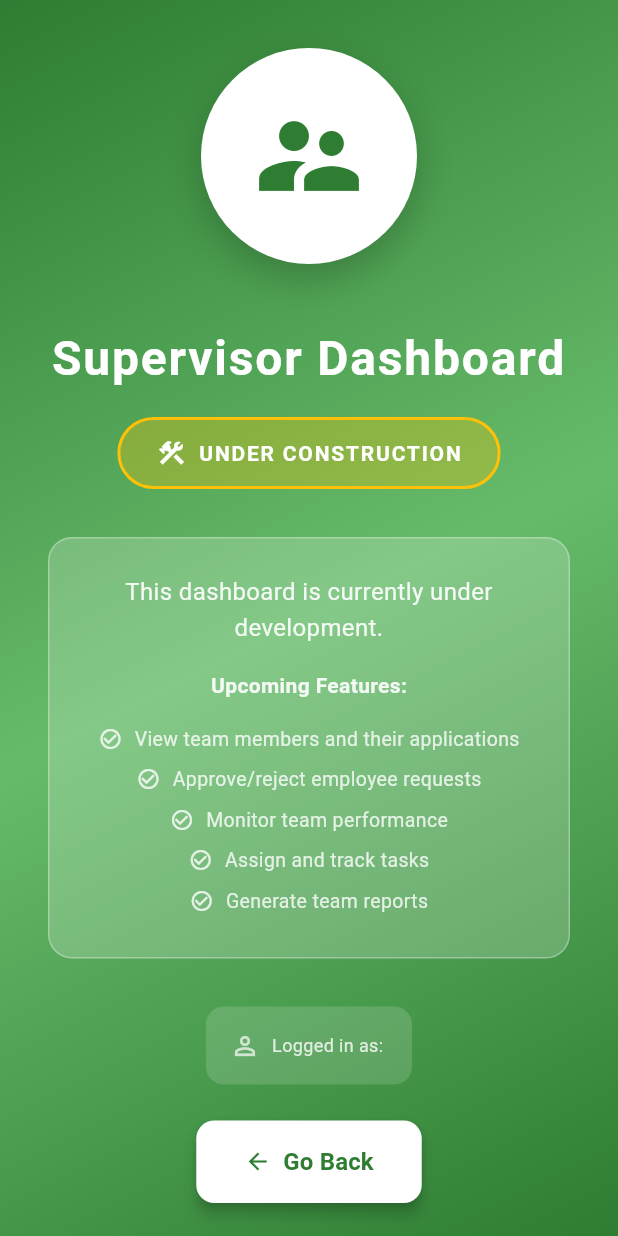
After one commit to Fabrone/AlmaHub, a Flutter app: the SupervisorDashboard screen opened directly, on a phone screen of 412 x 824 dp. The commit adds this screen. Run offline on Flutter 3.47's test engine with Material 3 defaults, Android fonts, the phone set to English and light mode, and no system bars; our stand-ins replace cloud_firestore, device_info_plus, file_picker, firebase_auth, firebase_core, firebase_storage and 5 more; missing offline and left inert: dart:js_interop, excel; accounts and stored records are empty.

Commit message:
Updated the system to add two new roles Accountant and Supervisor with the starter design of their access screens

```diff
--- a/lib/models/user_model.dart
+++ b/lib/models/user_model.dart
@@ -49,6 +49,9 @@ class AppUser {
   /// Check if user has Supervisor role
   bool get isSupervisor => role == 'Supervisor';
 
+  /// Check if user has Accountant role
+  bool get isAccountant => role == 'Accountant';
+
   /// Check if user has Employee role
   bool get isEmployee => role == 'Employee';
 
@@ -77,9 +80,10 @@ class UserRoles {
   static const String admin = 'Admin';
   static const String hr = 'HR';
   static const String supervisor = 'Supervisor';
+  static const String accountant = 'Accountant';
   static const String employee = 'Employee';
 
-  static List<String> get allRoles => [admin, hr, supervisor, employee];
+  static List<String> get allRoles => [admin, hr, supervisor, accountant, employee];
 
   static bool isValidRole(String role) {
     return allRoles.contains(role);
--- a/lib/screens/employee/employee_dashboard.dart
+++ b/lib/screens/employee/employee_dashboard.dart
@@ -504,6 +504,10 @@ class _EmployeeDashboardState extends State<EmployeeDashboard>
       case 'Supervisor':
         badgeColor = Colors.green;
         badgeIcon = Icons.supervisor_account;
+        break;
+      case 'Accountant':
+        badgeColor = Colors.orange;
+        badgeIcon = Icons.account_balance_wallet;
         break;
       default:
         badgeColor = Colors.grey;
--- /dev/null
+++ b/lib/screens/supervisor/supervisor_dashboard.dart
@@ -0,0 +1,236 @@
+import 'package:flutter/material.dart';
+import 'package:firebase_auth/firebase_auth.dart';
+
+/// Supervisor Dashboard - Placeholder for future implementation
+/// This screen will allow supervisors to:
+/// - View employees under their supervision
+/// - Approve/reject leave requests
+/// - Monitor employee performance
+/// - Assign tasks and projects
+class SupervisorDashboard extends StatelessWidget {
+  const SupervisorDashboard({super.key});
+
+  @override
+  Widget build(BuildContext context) {
+    final currentUser = FirebaseAuth.instance.currentUser;
+
+    return Scaffold(
+      body: Container(
+        decoration: const BoxDecoration(
+          gradient: LinearGradient(
+            begin: Alignment.topLeft,
+            end: Alignment.bottomRight,
+            colors: [
+              Color.fromARGB(255, 46, 125, 50),
+              Color.fromARGB(255, 102, 187, 106),
+              Color.fromARGB(255, 46, 125, 50),
+            ],
+          ),
+        ),
+        child: SafeArea(
+          child: Center(
+            child: Padding(
+              padding: const EdgeInsets.all(32.0),
+              child: Column(
+                mainAxisAlignment: MainAxisAlignment.center,
+                children: [
+                  // Icon
+                  Container(
+                    padding: const EdgeInsets.all(32),
+                    decoration: BoxDecoration(
+                      color: Colors.white,
+                      shape: BoxShape.circle,
+                      boxShadow: [
+                        BoxShadow(
+                          color: Colors.black.withValues(alpha: 0.2),
+                          blurRadius: 20,
+                          offset: const Offset(0, 10),
+                        ),
+                      ],
+                    ),
+                    child: const Icon(
+                      Icons.supervisor_account,
+                      size: 80,
+                      color: Color.fromARGB(255, 46, 125, 50),
+                    ),
+                  ),
+                  const SizedBox(height: 40),
+
+                  // Title
+                  const Text(
+                    'Supervisor Dashboard',
+                    style: TextStyle(
+                      fontSize: 32,
+                      fontWeight: FontWeight.bold,
+                      color: Colors.white,
+                      letterSpacing: 1.2,
+                    ),
+                    textAlign: TextAlign.center,
+                  ),
+                  const SizedBox(height: 16),
+
+                  // Status Badge
+                  Container(
+                    padding: const EdgeInsets.symmetric(
+                      horizontal: 24,
+                      vertical: 12,
+                    ),
+                    decoration: BoxDecoration(
+                      color: Colors.amber.withValues(alpha: 0.3),
+                      borderRadius: BorderRadius.circular(30),
+                      border: Border.all(
+                        color: Colors.amber,
+                        width: 2,
+                      ),
+                    ),
+                    child: const Row(
+                      mainAxisSize: MainAxisSize.min,
+                      children: [
+                        Icon(
+                          Icons.construction,
+                          color: Colors.white,
+                          size: 20,
+                        ),
+                        SizedBox(width: 8),
+                        Text(
+                          'UNDER CONSTRUCTION',
+                          style: TextStyle(
+                            color: Colors.white,
+                            fontWeight: FontWeight.bold,
+                            fontSize: 14,
+                            letterSpacing: 1.2,
+                          ),
+                        ),
+                      ],
+                    ),
+                  ),
+                  const SizedBox(height: 32),
+
+                  // Description
+                  Container(
+                    padding: const EdgeInsets.all(24),
+                    decoration: BoxDecoration(
+                      color: Colors.white.withValues(alpha: 0.2),
+                      borderRadius: BorderRadius.circular(16),
+                      border: Border.all(
+                        color: Colors.white.withValues(alpha: 0.3),
+                        width: 1,
+                      ),
+                    ),
+                    child: Column(
+                      children: [
+                        Text(
+                          'This dashboard is currently under development.',
+                          style: TextStyle(
+                            fontSize: 16,
+                            color: Colors.white.withValues(alpha: 0.9),
+                            height: 1.5,
+                          ),
+                          textAlign: TextAlign.center,
+                        ),
+                        const SizedBox(height: 16),
+                        Text(
+                          'Upcoming Features:',
+                          style: TextStyle(
+                            fontSize: 14,
+                            fontWeight: FontWeight.bold,
+                            color: Colors.white.withValues(alpha: 0.9),
+                          ),
+                        ),
+                        const SizedBox(height: 12),
+                        _buildFeatureItem('View team members and their applications'),
+                        _buildFeatureItem('Approve/reject employee requests'),
+                        _buildFeatureItem('Monitor team performance'),
+                        _buildFeatureItem('Assign and track tasks'),
+                        _buildFeatureItem('Generate team reports'),
+                      ],
+                    ),
+                  ),
+                  const SizedBox(height: 32),
+
+                  // User Info
+                  if (currentUser != null)
+                    Container(
+                      padding: const EdgeInsets.all(16),
+                      decoration: BoxDecoration(
+                        color: Colors.white.withValues(alpha: 0.15),
+                        borderRadius: BorderRadius.circular(12),
+                      ),
+                      child: Row(
+                        mainAxisSize: MainAxisSize.min,
+                        children: [
+                          const Icon(
+                            Icons.person_outline,
+                            color: Colors.white70,
+                            size: 20,
+                          ),
+                          const SizedBox(width: 8),
+                          Text(
+                            'Logged in as: ${currentUser.email}',
+                            style: TextStyle(
+                              fontSize: 12,
+                              color: Colors.white.withValues(alpha: 0.8),
+                            ),
+                          ),
+                        ],
+                      ),
+                    ),
+                  const SizedBox(height: 24),
+
+                  // Back Button
+                  ElevatedButton.icon(
+                    onPressed: () => Navigator.pop(context),
+                    icon: const Icon(Icons.arrow_back),
+                    label: const Text(
+                      'Go Back',
+                      style: TextStyle(
+                        fontSize: 16,
+                        fontWeight: FontWeight.bold,
+                      ),
+                    ),
+                    style: ElevatedButton.styleFrom(
+                      backgroundColor: Colors.white,
+                      foregroundColor: const Color.fromARGB(255, 46, 125, 50),
+                      padding: const EdgeInsets.symmetric(
+                        horizontal: 32,
+                        vertical: 16,
+                      ),
+                      shape: RoundedRectangleBorder(
+                        borderRadius: BorderRadius.circular(12),
+                      ),
+                      elevation: 4,
+                    ),
+                  ),
+                ],
+              ),
+            ),
+          ),
+        ),
+      ),
+    );
+  }
+
+  Widget _buildFeatureItem(String text) {
+    return Padding(
+      padding: const EdgeInsets.symmetric(vertical: 4),
+      child: Row(
+        mainAxisSize: MainAxisSize.min,
+        children: [
+          Icon(
+            Icons.check_circle_outline,
+            size: 16,
+            color: Colors.white.withValues(alpha: 0.8),
+          ),
+          const SizedBox(width: 8),
+          Text(
+            text,
+            style: TextStyle(
+              fontSize: 13,
+              color: Colors.white.withValues(alpha: 0.8),
+            ),
+          ),
+        ],
+      ),
+    );
+  }
+}
```
Also changed, not shown: lib/screens/accountant/accountant_dashboard.dart (added, +237 -0 lines), lib/screens/role_selection_screen.dart (+118 -25 lines), lib/services/excel_download_service.dart (+33 -32 lines).
